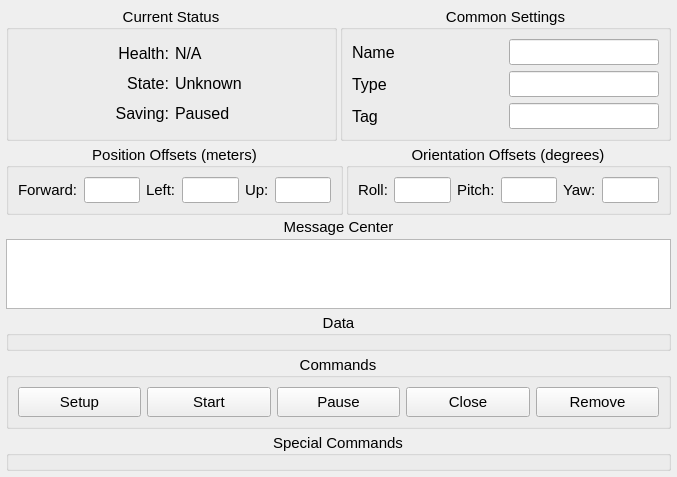
Before: the Qt Designer form dysense/gui/sensor_view_widget_designer.ui in DySense/DySense, drawn with Qt 5.
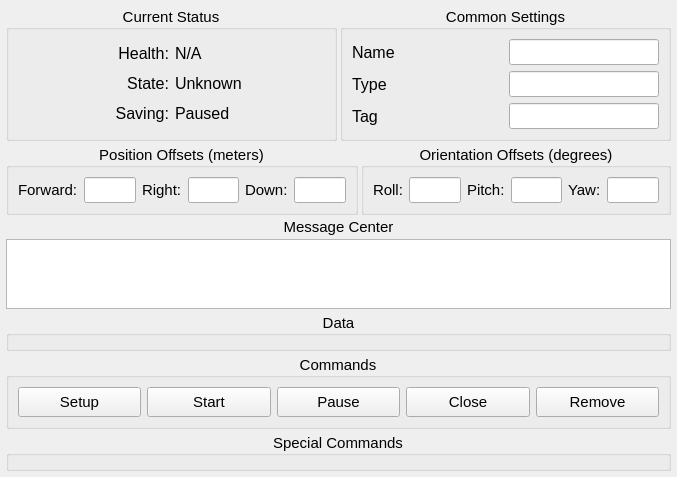
After: the same form once the commit is applied.

Commit message:
Switched to forward-right-down coordinate system for the following reasons:
   1) It'll be consistent with data from UAVs.
   2) Sensors naturally point at ground so want the z-axis of the sensor to be downwards which will match platform.

```diff
--- a/dysense/gui/sensor_view_widget_designer.ui
+++ b/dysense/gui/sensor_view_widget_designer.ui
@@ -314,7 +314,7 @@
         <item>
          <widget class="QLabel" name="left_position_label">
           <property name="text">
-           <string>Left:</string>
+           <string>Right:</string>
           </property>
          </widget>
         </item>
@@ -324,7 +324,7 @@
         <item>
          <widget class="QLabel" name="up_position_label">
           <property name="text">
-           <string>Up:</string>
+           <string>Down:</string>
           </property>
          </widget>
         </item>
```
Left out of the diff: 12 changed lines with no effect on the pictures. The commit also changes 6 other files.
